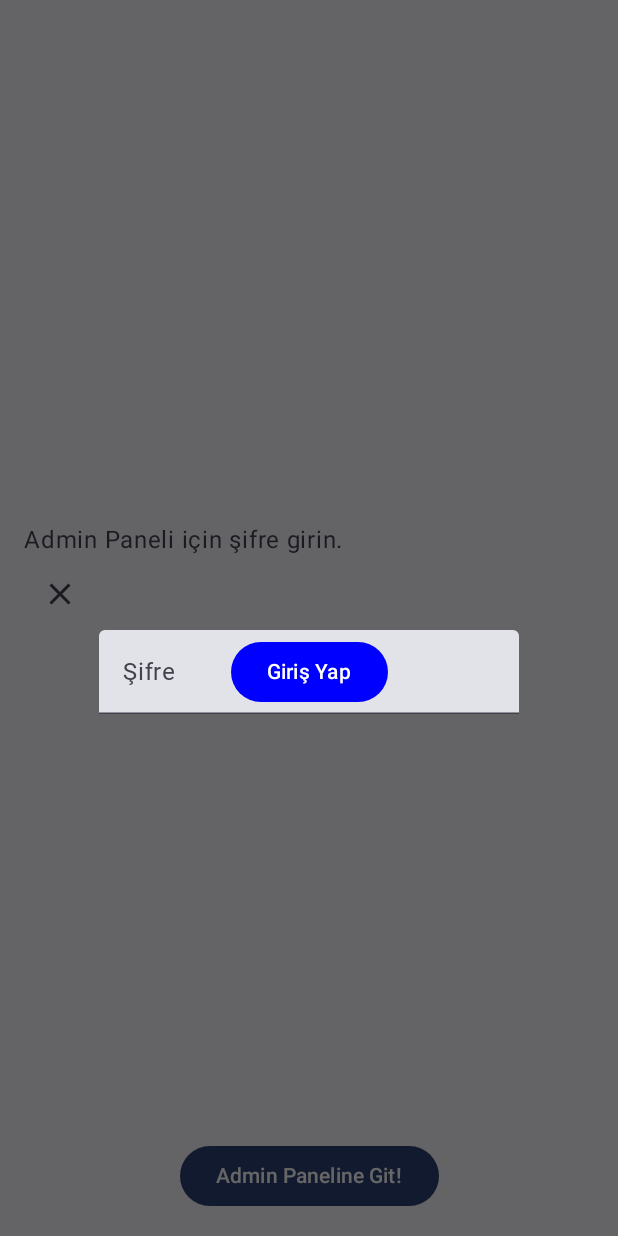
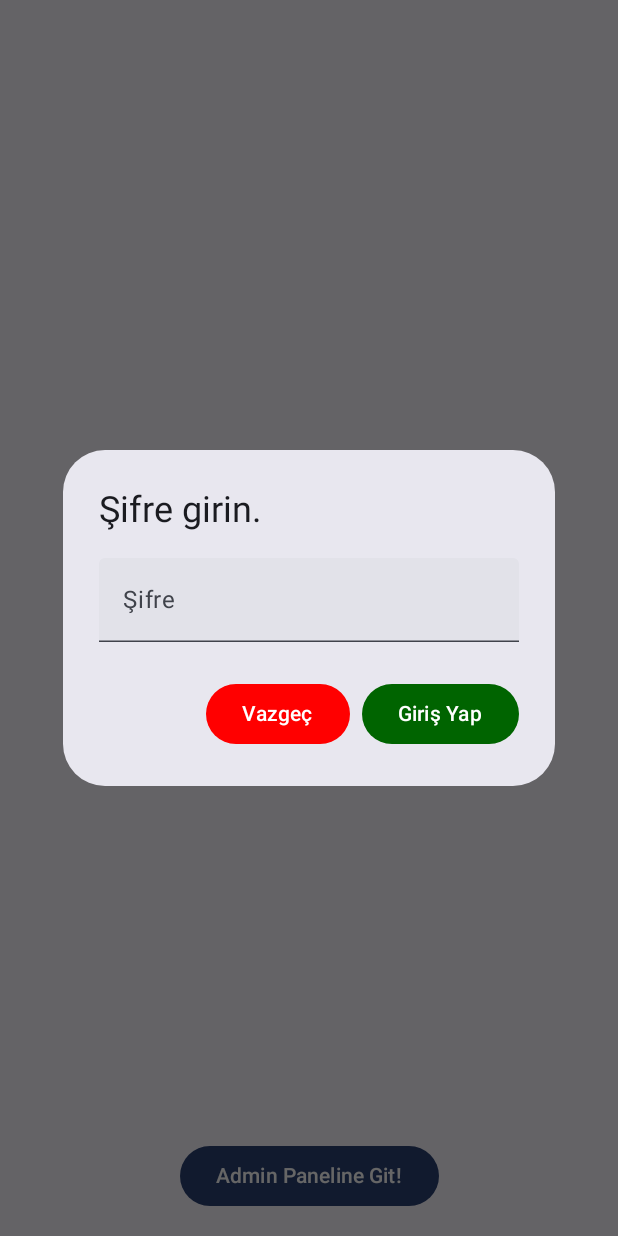
Before and after one commit to ozturksahinyetisir/MyShop, an Android app built with Jetpack Compose: the ViewProducts screen opened directly, with no data from a screen before it, after a tap on "Admin Paneline Git!", on a phone screen of 412 x 824 dp. Run offline under Robolectric (Android 15) with nearby library versions, the phone set to English and light mode, and no system bars; Roboto replaces fonts that are not available here.

Commit message:
UI/UX improved.
Removed Dialog screen. Added Alert Dialog screen for better view. Cleaned some unnecessary things.

```diff
--- a/app/src/main/java/com/ozturksahinyetisir/myshop/presentation/home/HomeActivity.kt
+++ b/app/src/main/java/com/ozturksahinyetisir/myshop/presentation/home/HomeActivity.kt
@@ -56,7 +56,6 @@ class HomeActivity : ComponentActivity() {
                     modifier = Modifier.fillMaxSize(), color = MaterialTheme.colorScheme.background
                 ) {
                         addDataToDatabase(LocalContext.current)
-
                 }
             }
         }
--- a/app/src/main/java/com/ozturksahinyetisir/myshop/presentation/home/ViewProducts.kt
+++ b/app/src/main/java/com/ozturksahinyetisir/myshop/presentation/home/ViewProducts.kt
@@ -20,14 +20,11 @@ import androidx.compose.foundation.layout.padding
 import androidx.compose.foundation.layout.width
 import androidx.compose.foundation.lazy.LazyColumn
 import androidx.compose.foundation.lazy.itemsIndexed
-import androidx.compose.material.icons.Icons
-import androidx.compose.material.icons.filled.Close
+import androidx.compose.material3.AlertDialog
 import androidx.compose.material3.Button
 import androidx.compose.material3.ButtonDefaults
 import androidx.compose.material3.Card
 import androidx.compose.material3.ExperimentalMaterial3Api
-import androidx.compose.material3.Icon
-import androidx.compose.material3.IconButton
 import androidx.compose.material3.MaterialTheme
 import androidx.compose.material3.Surface
 import androidx.compose.material3.Text
@@ -41,14 +38,13 @@ import androidx.compose.ui.Alignment
 import androidx.compose.ui.Modifier
 import androidx.compose.ui.graphics.Color
 import androidx.compose.ui.platform.LocalContext
+import androidx.compose.ui.res.colorResource
 import androidx.compose.ui.text.font.FontWeight
 import androidx.compose.ui.text.input.PasswordVisualTransformation
-import androidx.compose.ui.text.input.TextFieldValue
 import androidx.compose.ui.text.style.TextAlign
 import androidx.compose.ui.unit.dp
 import androidx.compose.ui.unit.sp
-import androidx.compose.ui.window.Dialog
-import androidx.compose.ui.window.DialogProperties
+import com.ozturksahinyetisir.myshop.R
 import com.ozturksahinyetisir.myshop.data.model.ShopModel
 import com.ozturksahinyetisir.myshop.montserratFontFamily
 import com.ozturksahinyetisir.myshop.presentation.home.ui.theme.MyShopTheme
@@ -65,7 +61,6 @@ class ViewProducts : ComponentActivity() {
                     modifier = Modifier.fillMaxSize(), color = MaterialTheme.colorScheme.background
                 ) {
                     Column {
-                        //AdminPanel()
                         Spacer(modifier = Modifier.height(6.dp))
                         readDataFromDatabase(LocalContext.current)
                         MyScreen()
@@ -145,7 +140,7 @@ fun ShowList(context: Context) {
                     Text(
                         text = "Fiyati : " + productList[index].productPrice,
                         modifier = Modifier.padding(4.dp),
-                        color = Color(0xFF136804),
+                        color = colorResource(id = R.color.dark_green),
                         textAlign = TextAlign.Center,
                         fontFamily = montserratFontFamily,
                         fontWeight = FontWeight.Bold
@@ -194,9 +189,8 @@ fun AdminPanel() {
 @Composable
 fun MyScreen() {
     var showDialog by remember { mutableStateOf(false) }
-    var text by remember { mutableStateOf(TextFieldValue()) }
     var password by remember { mutableStateOf("") }
-
+    var context = LocalContext.current
     Column(
         modifier = Modifier.fillMaxSize(),
         verticalArrangement = Arrangement.Bottom,
@@ -209,55 +203,47 @@ fun MyScreen() {
             Text("Admin Paneline Git!")
         }
         if (showDialog) {
-            Dialog(
+            AlertDialog(
                 onDismissRequest = { showDialog = false },
-                properties = DialogProperties(dismissOnClickOutside = true)
-            ) {
-                Column(
-                    modifier = Modifier.padding(16.dp),
-                    verticalArrangement = Arrangement.spacedBy(8.dp)
-                ) {
-                    Column(
-                        modifier = Modifier.fillMaxSize(),
-                        horizontalAlignment = Alignment.Start,
-                        verticalArrangement = Arrangement.Center
-                    ) {
-                        Text("Admin Paneli için şifre girin.")
-                        IconButton(onClick = { showDialog = false }) {
-                            Icon(imageVector = Icons.Default.Close, contentDescription = null)
-                        }
-                        Box(
-                            modifier = Modifier.fillMaxWidth(),
-                            contentAlignment = Alignment.Center
-                        ) {
-                            var context = LocalContext.current
+                title = { Text("Şifre girin.") },
+                text = {
                     TextField(
                         value = password,
                         onValueChange = {
-                                    if (it.length <= 4) { // The maximum length of the password can be up to 4.
+                            if (it.length <= 4) {
                                 password = it
-                                        password = it.replace(" ", "") //Suppresses line breaks
+                                password = it.replace(" ", "")
                             }
                         },
-                                label = { Text("Şifre", fontFamily = montserratFontFamily,) },
-                                visualTransformation = PasswordVisualTransformation(),
-
+                        label = { Text("Şifre") },
+                        visualTransformation = PasswordVisualTransformation()
                     )
+                },
+                confirmButton = {
                     Button(onClick = {
-                                if(password.equals("7777")) {
-                                    Toast.makeText(context,"Giriş Başarılı!",Toast.LENGTH_SHORT).show()
+                        if (password == "7777") {
+                            Toast.makeText(context, "Giriş Başarılı!", Toast.LENGTH_SHORT).show()
                             val intent = Intent(context, HomeActivity::class.java)
                             context.startActivity(intent)
-                                }else{
-                                    Toast.makeText(context,"Şifre Hatalı!",Toast.LENGTH_SHORT).show()
+                        } else {
+                            Toast.makeText(context, "Şifre Hatalı!", Toast.LENGTH_SHORT).show()
                         }
-                            }, colors = ButtonDefaults.buttonColors(Color.Blue)) {
+                        showDialog = false
+                    },colors = ButtonDefaults.buttonColors(colorResource(id = R.color.dark_green))) {
                         Text("Giriş Yap")
+                    }
+                },
+                dismissButton = {
+                    Button(
+                        onClick = {
+                            showDialog = false
+                            password = ""
+                        },colors = ButtonDefaults.buttonColors(Color.Red)
+                    ) {
+                        Text("Vazgeç")
+                    }
+                }
+            )
         }
     }
 }
-                }
-            }
-        }
-    }
-}
--- a/app/src/main/res/values/colors.xml
+++ b/app/src/main/res/values/colors.xml
@@ -7,4 +7,5 @@
     <color name="teal_700">#FF018786</color>
     <color name="black">#FF000000</color>
     <color name="white">#FFFFFFFF</color>
+    <color name="dark_green">#FF006400</color>
 </resources>
```
Lines whose indentation alone changed are shown as unchanged.
